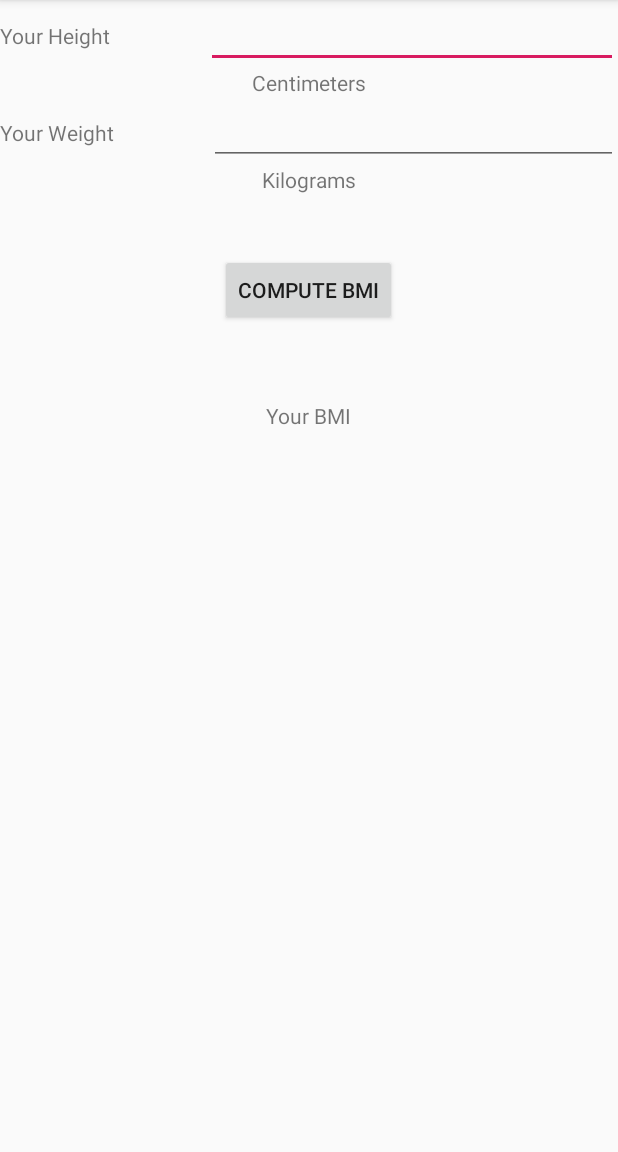
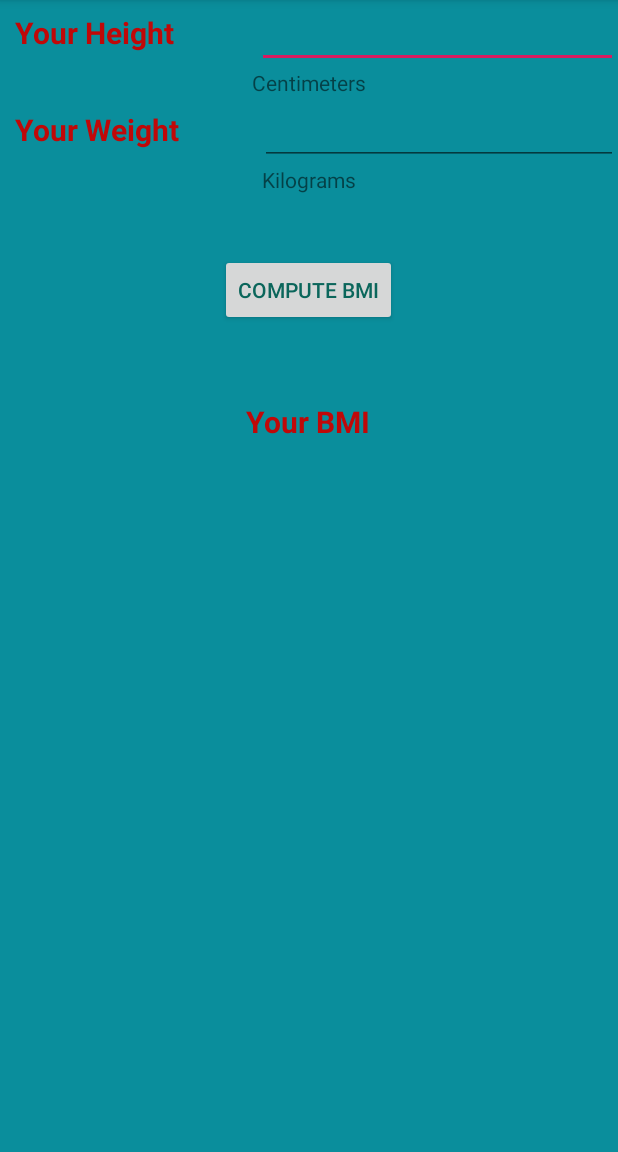
Before and after one commit to manishshrestha2019/CalculateBMI, an Android app: the screen it shows after launch (MainActivity), on a phone screen of 412 x 824 dp, the part 84-1236 px from its top. Run offline under Robolectric (Android 15) with nearby library versions, the phone set to English and light mode, and no system bars.

Commit message:
changed text view color style xml

```diff
--- a/app/src/main/res/layout/activity_main.xml
+++ b/app/src/main/res/layout/activity_main.xml
@@ -5,19 +5,22 @@
     android:layout_width="match_parent"
     android:layout_height="match_parent"
     tools:context=".MainActivity"
-    android:orientation="vertical">
+    android:orientation="vertical"
+    android:background="#0A8E9C">
 
     <LinearLayout
         android:layout_width="match_parent"
         android:layout_height="wrap_content"
         android:orientation="horizontal"
-        >
+                >
 
         <TextView
+            style="@style/textSt"
             android:layout_width="wrap_content"
             android:layout_height="wrap_content"
             android:layout_weight="1"
-            android:text="Your Height" />
+            android:text="Your Height"
+            android:layout_marginLeft="10dp"/>
 
         <EditText
             android:id="@+id/etHeight"
@@ -30,7 +33,6 @@
 
     </LinearLayout>
     <TextView
-
         android:layout_gravity="center"
         android:layout_width="wrap_content"
         android:layout_height="wrap_content"
@@ -43,13 +45,18 @@
         >
 
         <TextView
+            style="@style/textSt"
             android:layout_width="wrap_content"
             android:layout_height="wrap_content"
             android:layout_weight="1"
             android:text="Your Weight"
-            android:inputType="numberDecimal"/>
+            android:layout_marginLeft="10dp"
+
+
+            />
 
         <EditText
+            android:inputType="numberDecimal"
             android:id="@+id/etWeight"
             android:layout_width="wrap_content"
             android:layout_height="wrap_content"
@@ -71,18 +78,23 @@
         android:textAlignment="center"
         android:layout_width="wrap_content"
         android:layout_height="wrap_content"
-        android:text="Compute BMI"/>
+        android:text="Compute BMI"
+        android:textColor="#0B665B"
+        />
     <TextView
         android:layout_marginTop="50dp"
         android:layout_gravity="center"
         android:layout_width="wrap_content"
         android:layout_height="wrap_content"
-        android:text="Your BMI"/>
+        android:text="Your BMI"
+        style="@style/textSt"/>
     <TextView
         android:layout_gravity="center"
         android:id="@+id/tvOut"
         android:layout_width="100dp"
         android:layout_height="wrap_content"
+        style="@style/textSt"/>
+
         />
 
 
--- a/app/src/main/res/values/styles.xml
+++ b/app/src/main/res/values/styles.xml
@@ -8,4 +8,11 @@
         <item name="colorAccent">@color/colorAccent</item>
     </style>
 
+    <style name="textSt">
+        <item name="android:fontFamily">Roboto</item>
+        <item name="android:textSize">20sp</item>
+        <item name="android:textColor">#C00808</item>
+        <item name="android:textStyle">bold</item>
+    </style>
+
 </resources>
```
